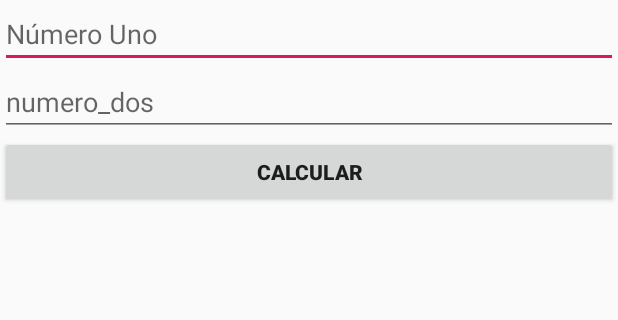
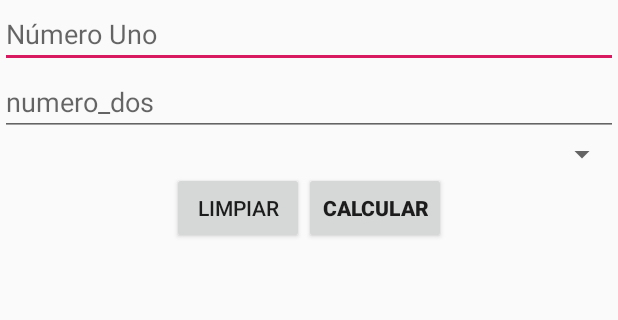
Before and after one commit to joseperez11/Calculadora-Unimag, an Android app: the screen it shows after launch (MainActivity), on a phone screen of 412 x 824 dp, the part 133-453 px from its top. Run offline under Robolectric (Android 15) with nearby library versions, the phone set to English and light mode, and no system bars.

Commit message:
interfaz operaciones y botón limpiar listos

```diff
--- a/app/src/main/res/layout/activity_main.xml
+++ b/app/src/main/res/layout/activity_main.xml
@@ -32,12 +32,30 @@
         android:hint="numero_dos"
         android:inputType="numberDecimal" />
 
-    <Button
-        android:id="@+id/button"
+    <Spinner
+        android:id="@+id/spinner"
         android:layout_width="match_parent"
-        android:layout_height="wrap_content"
-        android:text="Calcular"
-        android:textStyle="bold" />
+        android:layout_height="wrap_content" />
+
+    <LinearLayout
+        android:layout_width="match_parent"
+        android:layout_height="match_parent"
+        android:gravity="center_horizontal"
+        android:orientation="horizontal">
+
+        <Button
+            android:id="@+id/button2"
+            android:layout_width="wrap_content"
+            android:layout_height="wrap_content"
+            android:text="Limpiar" />
+
+        <Button
+            android:id="@+id/button"
+            android:layout_width="wrap_content"
+            android:layout_height="wrap_content"
+            android:text="Calcular"
+            android:textStyle="bold" />
+    </LinearLayout>
 
     <TextView
         android:id="@+id/TxtResultado"
@@ -46,4 +64,5 @@
         android:gravity="center_horizontal"
         android:textSize="24sp"
         android:textStyle="bold" />
+
 </LinearLayout>
```
Also changed, not shown: app/src/main/res/values/strings.xml (+14 -1 lines), 1 other file.
